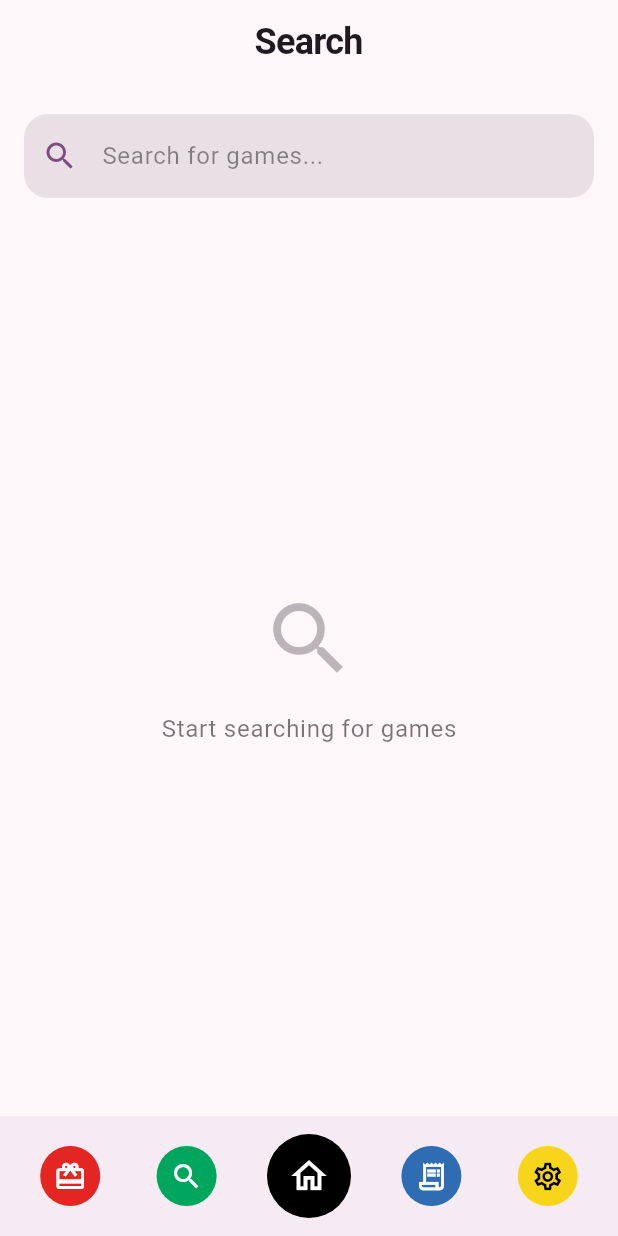
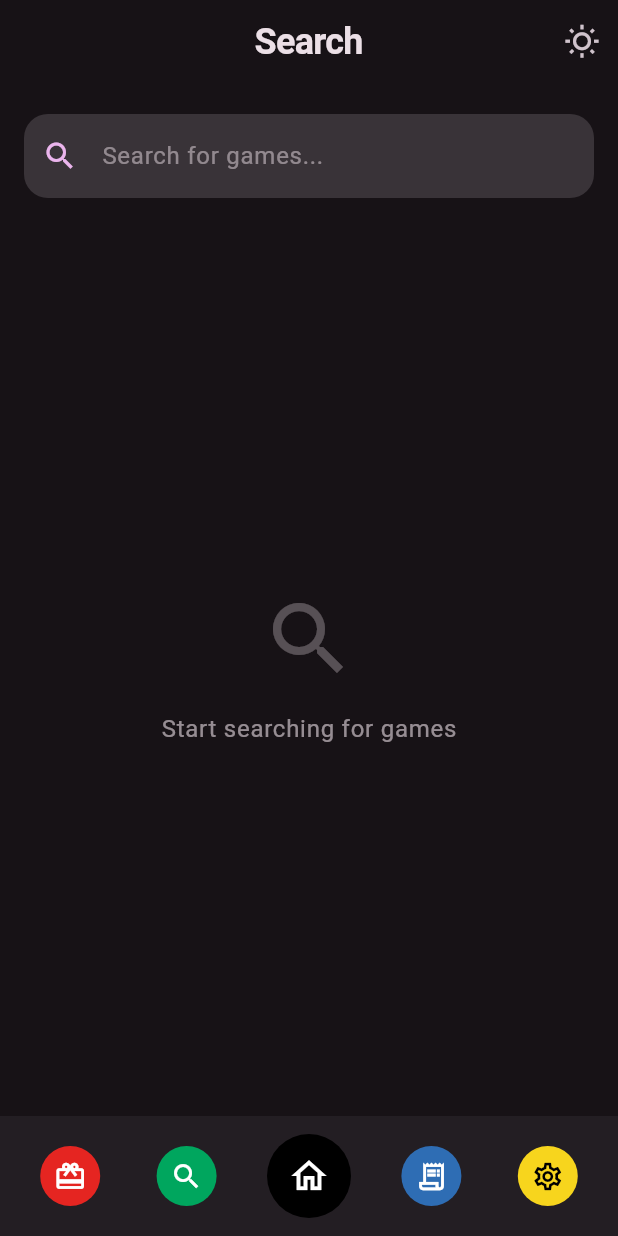
Before and after one commit to FranGonzalez7/game-tracker, a Flutter app: the screen it shows after launch, item 2 of the bottom bar chosen, on a phone screen of 412 x 824 dp. Run offline on Flutter 3.47's test engine with Material 3 defaults, Android fonts, the phone set to English and light mode, and no system bars; our stand-ins replace cached_network_image, flutter_riverpod, hive, hive_flutter; accounts and stored records are empty; generated files the repository leaves out were written again.

Commit message:
añadimos DarkTheme por defecto

```diff
--- a/lib/main.dart
+++ b/lib/main.dart
@@ -2,6 +2,7 @@ import 'package:flutter/material.dart';
 import 'package:flutter_riverpod/flutter_riverpod.dart';
 import 'services/storage_service.dart';
 import 'screens/main_screen.dart';
+import 'providers/theme_provider.dart';
 
 /// Main entry point of the Game Tracker app
 /// Initializes Hive storage and sets up Material 3 theme
@@ -21,22 +22,30 @@ void main() async {
 
 /// Root widget of the application
 /// Configures Material 3 theme and sets up the main screen
-class GameTrackerApp extends StatelessWidget {
+class GameTrackerApp extends ConsumerWidget {
   const GameTrackerApp({super.key});
 
   @override
-  Widget build(BuildContext context) {
-    final colorScheme = ColorScheme.fromSeed(
+  Widget build(BuildContext context, WidgetRef ref) {
+    final mode = ref.watch(themeModeProvider);
+
+    final lightColorScheme = ColorScheme.fromSeed(
       seedColor: Colors.purple,
       brightness: Brightness.light,
+    );
+
+    final darkColorScheme = ColorScheme.fromSeed(
+      seedColor: Colors.purple,
+      brightness: Brightness.dark,
     );
 
     return MaterialApp(
       title: 'Game Tracker',
       debugShowCheckedModeBanner: false,
+      themeMode: mode,
       theme: ThemeData(
         useMaterial3: true,
-        colorScheme: colorScheme,
+        colorScheme: lightColorScheme,
         cardTheme: CardThemeData(
           elevation: 0,
           shape: RoundedRectangleBorder(
@@ -71,7 +80,40 @@ class GameTrackerApp extends StatelessWidget {
             borderRadius: BorderRadius.circular(16),
             borderSide: BorderSide(
               width: 2,
-              color: colorScheme.primary,
+              color: lightColorScheme.primary,
+            ),
+          ),
+        ),
+      ),
+      darkTheme: ThemeData(
+        useMaterial3: true,
+        colorScheme: darkColorScheme,
+        cardTheme: CardThemeData(
+          elevation: 0,
+          shape: RoundedRectangleBorder(
+            borderRadius: BorderRadius.circular(20),
+          ),
+        ),
+        appBarTheme: const AppBarTheme(
+          elevation: 0,
+          centerTitle: true,
+          backgroundColor: Colors.transparent,
+        ),
+        inputDecorationTheme: InputDecorationTheme(
+          filled: true,
+          border: OutlineInputBorder(
+            borderRadius: BorderRadius.circular(16),
+            borderSide: BorderSide.none,
+          ),
+          enabledBorder: const OutlineInputBorder(
+            borderRadius: BorderRadius.all(Radius.circular(16)),
+            borderSide: BorderSide.none,
+          ),
+          focusedBorder: OutlineInputBorder(
+            borderRadius: BorderRadius.circular(16),
+            borderSide: BorderSide(
+              width: 2,
+              color: darkColorScheme.primary,
             ),
           ),
         ),
--- /dev/null
+++ b/lib/providers/theme_provider.dart
@@ -0,0 +1,4 @@
+import 'package:flutter/material.dart';
+import 'package:flutter_riverpod/flutter_riverpod.dart';
+
+final themeModeProvider = StateProvider<ThemeMode>((ref) => ThemeMode.dark);
--- a/lib/screens/main_screen.dart
+++ b/lib/screens/main_screen.dart
@@ -5,6 +5,8 @@ import 'home_tab.dart';
 import 'wishlist_tab.dart';
 import 'lists_tab.dart';
 import 'settings_tab.dart';
+import 'package:flutter_riverpod/flutter_riverpod.dart';
+import '../providers/theme_provider.dart';
 
 /// Main screen with tabs for Search and My Games
 /// Uses Material 3 design with a clean, modern interface
@@ -50,6 +52,21 @@ class _MainScreenState extends State<MainScreen> {
           ),
         ),
         centerTitle: true,
+        actions: [
+          Consumer(
+            builder: (context, ref, _) {
+              final mode = ref.watch(themeModeProvider);
+              final isDark = mode == ThemeMode.dark;
+              return IconButton(
+                tooltip: isDark ? 'Cambiar a claro' : 'Cambiar a oscuro',
+                onPressed: () {
+                  ref.read(themeModeProvider.notifier).state = isDark ? ThemeMode.light : ThemeMode.dark;
+                },
+                icon: Icon(isDark ? Icons.wb_sunny_outlined : Icons.nightlight_round),
+              );
+            },
+          ),
+        ],
       ),
       body: _buildBody(),
       bottomNavigationBar: BottomAppBar(
```
